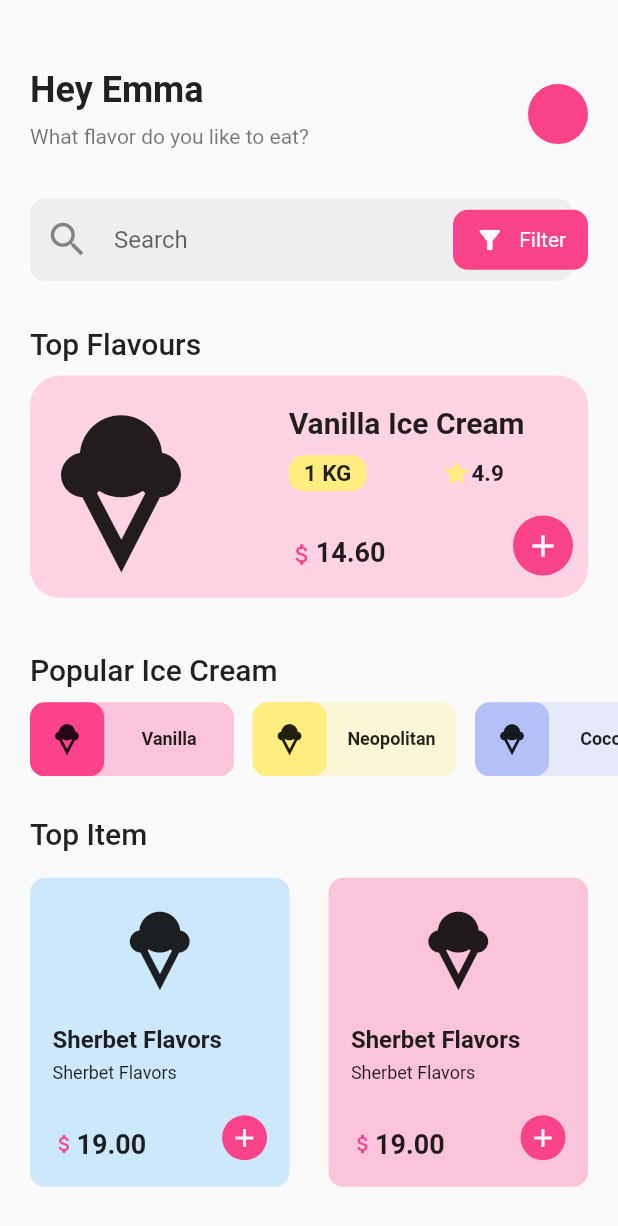
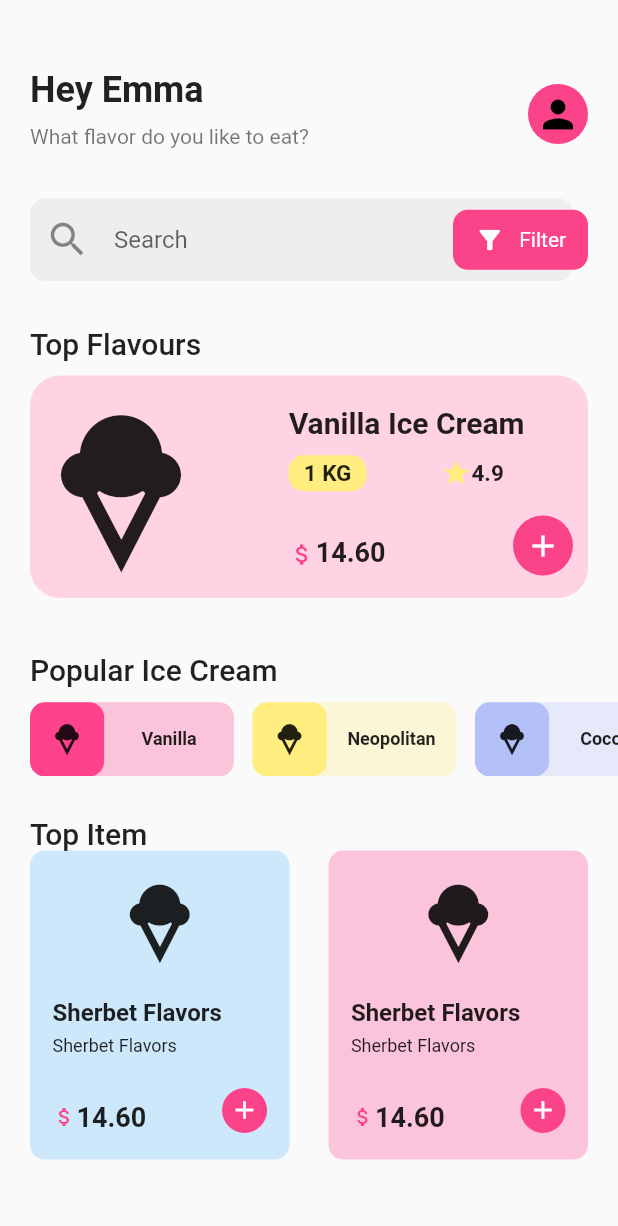
Before and after one commit to karascr/flutter_ice_cream_shop_ui, a Flutter app: the screen it shows after launch, on a phone screen of 412 x 824 dp. Shown: the top 1226 px of the screen. Run offline on Flutter 3.47's test engine with Material 2 defaults, Android fonts, the phone set to English and light mode, and no system bars.

Commit message:
bug fixes and update read.me

```diff
--- a/lib/widgets/home_header_widget.dart
+++ b/lib/widgets/home_header_widget.dart
@@ -25,6 +25,11 @@ class HomeHeader extends StatelessWidget {
         ),
         trailing: CircleAvatar(
           backgroundColor: Theme.of(context).primaryColor,
+          child: Icon(
+            Icons.person,
+            color: Colors.black,
+            size: 30,
+          ),
         ),
       ),
     );
--- a/lib/widgets/home_top_item_widget.dart
+++ b/lib/widgets/home_top_item_widget.dart
@@ -89,7 +89,7 @@ class HomeTopItem extends StatelessWidget {
                 mainAxisAlignment: MainAxisAlignment.spaceBetween,
                 crossAxisAlignment: CrossAxisAlignment.end,
                 children: [
-                  buildPriceTag(context),
+                  buildPriceTag(context, iceCream.price),
                   buildAddToCartButton(),
                 ],
               ),
@@ -100,7 +100,7 @@ class HomeTopItem extends StatelessWidget {
     );
   }
 
-  Row buildPriceTag(BuildContext context) {
+  Row buildPriceTag(BuildContext context, double price) {
     return Row(
       children: [
         Icon(
@@ -109,7 +109,7 @@ class HomeTopItem extends StatelessWidget {
           size: 16,
         ),
         Text(
-          "${19.toStringAsFixed(2)}",
+          "${price.toStringAsFixed(2)}",
           style: TextStyle(
             fontWeight: FontWeight.w700,
             fontSize: 18,
--- a/lib/widgets/section_title_widget.dart
+++ b/lib/widgets/section_title_widget.dart
@@ -6,11 +6,9 @@ class SectionTitle extends StatelessWidget {
 
   @override
   Widget build(BuildContext context) {
-    return Expanded(
-      child: Text(
-        title,
-        style: Theme.of(context).textTheme.headline6,
-      ),
+    return Text(
+      title,
+      style: Theme.of(context).textTheme.headline6,
     );
   }
 }
```
Also changed, not shown: 3 other files.
